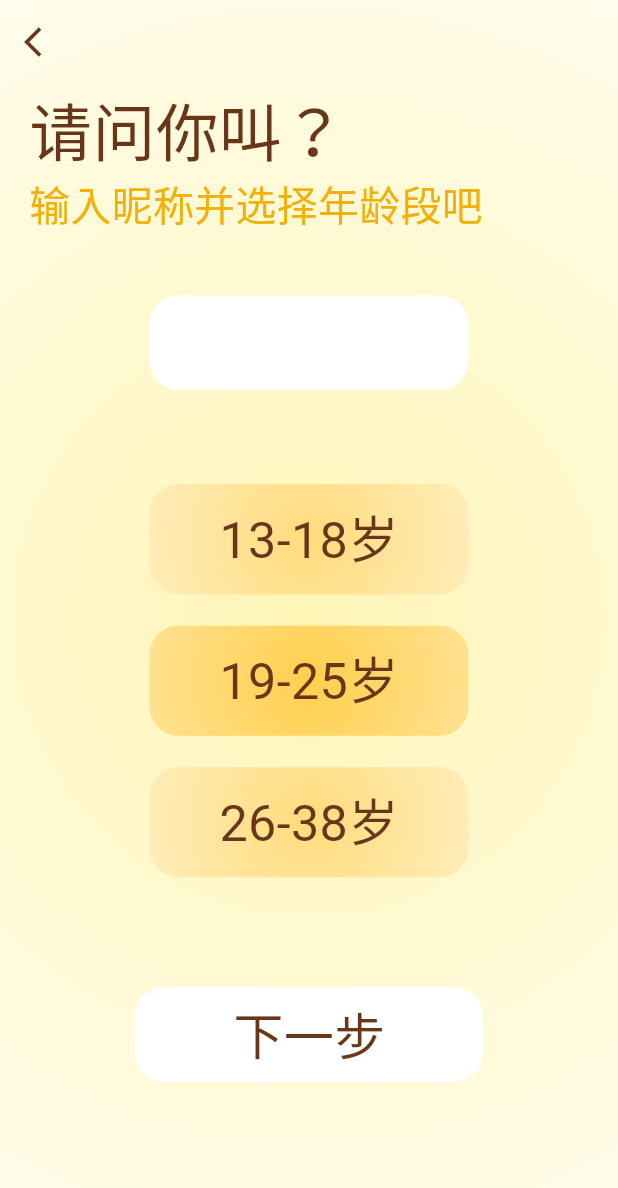
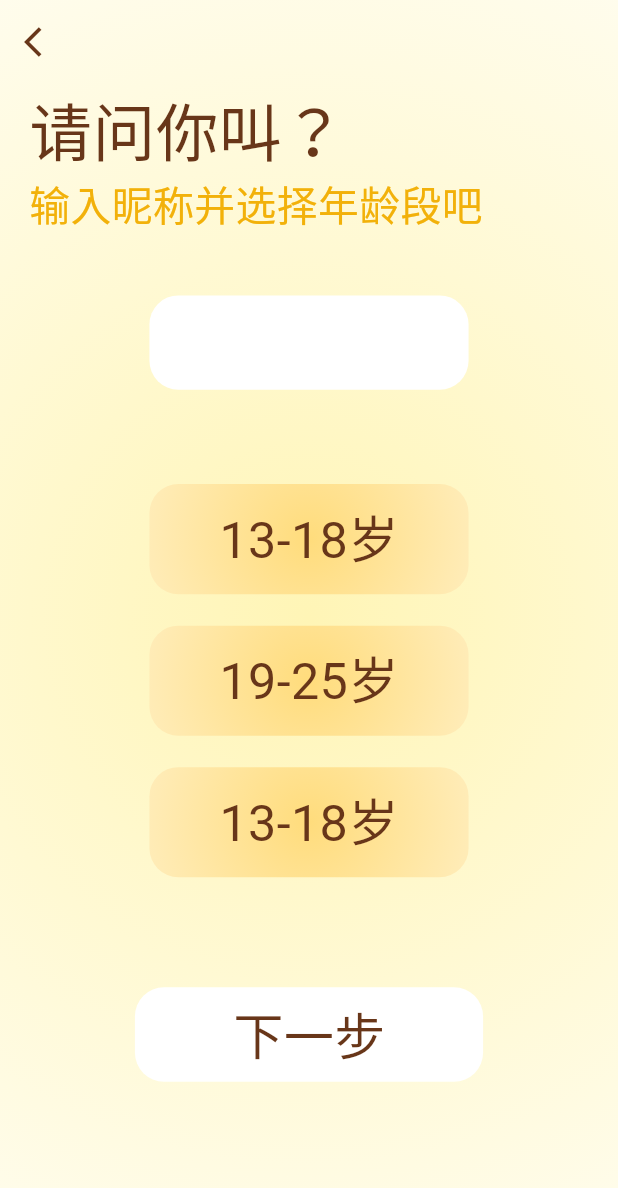
Before and after one commit to Jarvis636431/Emotion, a Flutter app: the NameAgeSelectionPage screen opened directly, on a phone screen of 412 x 824 dp. Shown: the top 1188 px of the screen. Run offline on Flutter 3.47's test engine with Material 3 defaults, Android fonts, the phone set to English and light mode, and no system bars; our stand-ins replace audioplayers, flutter_screenutil, shared_preferences; missing offline and left inert: flutter_floating_bottom_bar; accounts and stored records are empty; Roboto replaces fonts that are missing (LanSong).

Commit message:
[fea]使用枚举类实现了年龄选择，修改了一下图片

```diff
--- a/lib/screens/entry_pages/name_age_selection.dart
+++ b/lib/screens/entry_pages/name_age_selection.dart
@@ -10,7 +10,11 @@ class NameAgeSelectionPage extends StatefulWidget {
   _NameAgeSelectionPage createState() => _NameAgeSelectionPage();
 }
 
+enum Age { none, teen, young, adult }
+
 class _NameAgeSelectionPage extends State<NameAgeSelectionPage> {
+  Age _selectedAge = Age.none;
+
   Widget build(BuildContext context) {
     return Container(
       decoration: const BoxDecoration(
@@ -64,13 +68,22 @@ class _NameAgeSelectionPage extends State<NameAgeSelectionPage> {
                       ),
                     ),
                     SizedBox(height: 60.w),
-                    Container(
+                    InkWell(
+                      onTap: () {
+                        setState(() {
+                          _selectedAge = _selectedAge == Age.teen ? Age.none : Age.teen;
+                        });
+                      },
+                      child: Container(
                         width: 220.h,
                         height: 70.w,
                         alignment: Alignment.center,
                         decoration: BoxDecoration(
                             gradient: RadialGradient(
-                            colors: [ColorUtils.radial_yellow, ColorUtils.radial_light_yellow],
+                              colors:
+                              _selectedAge == Age.teen
+                                  ? [ColorUtils.radial_stronger_yellow, ColorUtils.radial_strong_yellow]
+                                  : [ColorUtils.radial_yellow, ColorUtils.radial_light_yellow],
                               center: Alignment.center,
                               radius: 1.5,
                             ),
@@ -83,16 +96,24 @@ class _NameAgeSelectionPage extends State<NameAgeSelectionPage> {
                               color: ColorUtils.text_brown),
                         ),
                       ),
+                    ),
                     SizedBox(height: 20.w),
-                    Container(
+                    InkWell(
+                      onTap: () {
+                        setState(() {
+                          _selectedAge = _selectedAge == Age.young   ? Age.none : Age.young;
+                        });
+                      },
+                      child: Container(
                         width: 220.h,
                         height: 70.w,
                         alignment: Alignment.center,
                         decoration: BoxDecoration(
-                          gradient: RadialGradient(colors: [
-                            ColorUtils.radial_stronger_yellow,
-                            ColorUtils.radial_strong_yellow
-                          ],
+                            gradient: RadialGradient(
+                              colors:
+                              _selectedAge == Age.young
+                                  ? [ColorUtils.radial_stronger_yellow, ColorUtils.radial_strong_yellow]
+                                  : [ColorUtils.radial_yellow, ColorUtils.radial_light_yellow],
                               center: Alignment.center,
                               radius: 1.5,
                             ),
@@ -105,24 +126,35 @@ class _NameAgeSelectionPage extends State<NameAgeSelectionPage> {
                               color: ColorUtils.text_brown),
                         ),
                       ),
+                    ),
                     SizedBox(height: 20.w),
-                    Container(
+                    InkWell(
+                      onTap: () {
+                        setState(() {
+                          _selectedAge = _selectedAge == Age.adult ? Age.none : Age.adult;
+                        });
+                      },
+                      child: Container(
                         width: 220.h,
                         height: 70.w,
                         alignment: Alignment.center,
                         decoration: BoxDecoration(
                             gradient: RadialGradient(
-                            colors: [ColorUtils.radial_yellow, ColorUtils.radial_light_yellow],
+                              colors:
+                              _selectedAge == Age.adult
+                                  ? [ColorUtils.radial_stronger_yellow, ColorUtils.radial_strong_yellow]
+                                  : [ColorUtils.radial_yellow, ColorUtils.radial_light_yellow],
                               center: Alignment.center,
                               radius: 1.5,
                             ),
                             borderRadius: BorderRadius.circular(20.r)),
                         child: Text(
-                        '26-38岁',
+                          '13-18岁',
                           style: TextStyle(
                               fontFamily: 'LanSong',
                               fontSize: 32.sp,
                               color: ColorUtils.text_brown),
+                        ),
                       ),
                     ),
                     SizedBox(height: 70.w),
```
Also changed, not shown: assets/images/male.png, 1 other file. Lines whose indentation alone changed are shown as unchanged.
